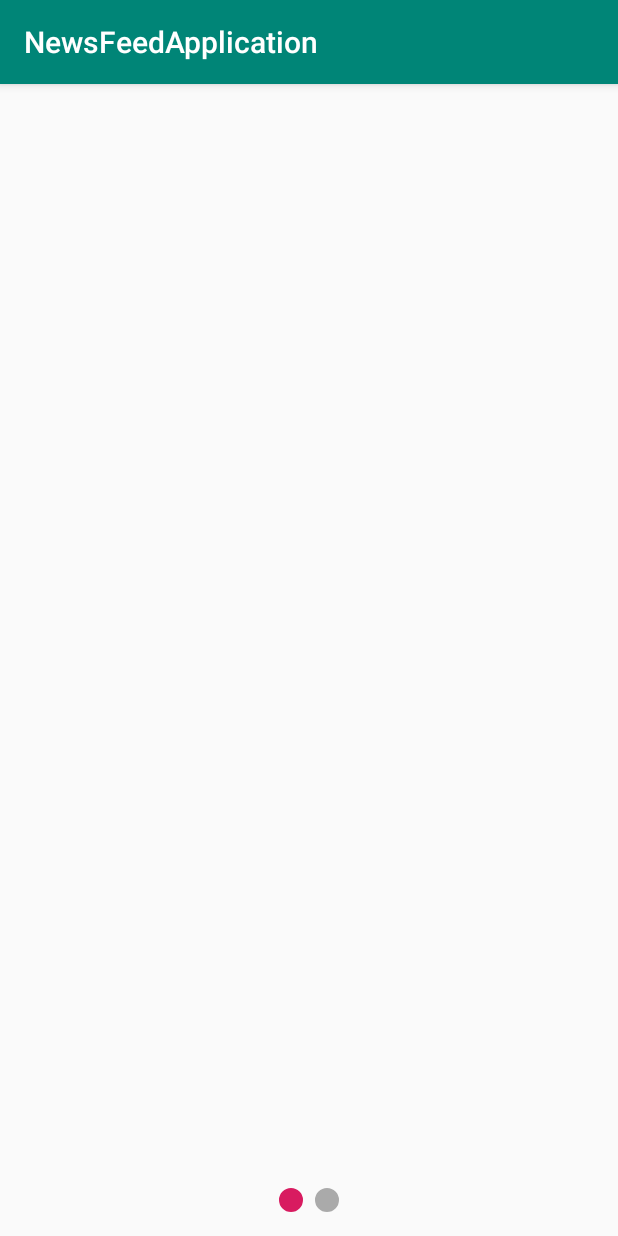
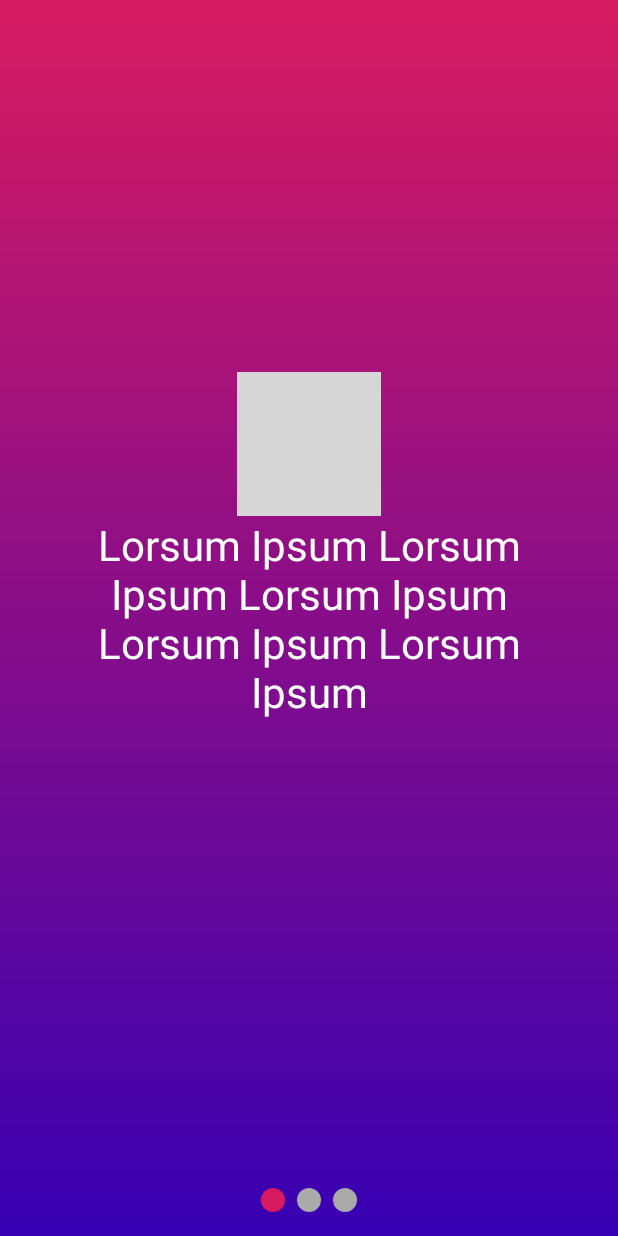
Before and after one commit to dewa1993/NewsFeedApp, an Android app: the screen it shows after launch (MainActivity), on a phone screen of 412 x 824 dp. Run offline under Robolectric (Android 15) with nearby library versions, the phone set to English and light mode, and no system bars; our stand-ins replace Dagger/Hilt's generated code, data binding; pictures from the network do not load; grey boxes are pictures that could not be loaded.

Commit message:
Swipe screen completed 1. Viewpager adapter updated with image and text 2. added glide lib in gradle 3. IntroContentUtils added for dummy text data

```diff
--- a/app/build.gradle
+++ b/app/build.gradle
@@ -52,5 +52,11 @@ dependencies {
     implementation 'android.arch.lifecycle:common-java8:1.1.1'
     annotationProcessor 'android.arch.lifecycle:compiler:1.1.1'
 
+    //glide
+    implementation('com.github.bumptech.glide:glide:4.6.1') {
+        exclude group: "com.android.support"
+    }
+    annotationProcessor 'com.github.bumptech.glide:compiler:4.6.1'
+
 
 }
--- a/app/src/main/AndroidManifest.xml
+++ b/app/src/main/AndroidManifest.xml
@@ -1,5 +1,7 @@
 <manifest xmlns:android="http://schemas.android.com/apk/res/android"
     package="com.upadhyay.newsfeedapplication">
+
+    <uses-permission android:name="android.permission.INTERNET" />
 
     <application
         android:name=".NewFeedApplication"
@@ -8,7 +10,7 @@
         android:label="@string/app_name"
         android:roundIcon="@mipmap/ic_launcher_round"
         android:supportsRtl="true"
-        android:theme="@style/AppTheme">
+        android:theme="@style/Theme.AppCompat.NoActionBar">
 
         <activity
             android:name=".ui.main.MainActivity"
--- a/app/src/main/java/com/upadhyay/newsfeedapplication/base/fragmnet/AbstractBaseMainFragment.java
+++ b/app/src/main/java/com/upadhyay/newsfeedapplication/base/fragmnet/AbstractBaseMainFragment.java
@@ -31,4 +31,5 @@ public abstract class AbstractBaseMainFragment<P extends BaseContract,
         }
     }
 
+
 }
--- /dev/null
+++ b/app/src/main/java/com/upadhyay/newsfeedapplication/model/IntroContent.java
@@ -0,0 +1,28 @@
+package com.upadhyay.newsfeedapplication.model;
+
+public class IntroContent {
+
+    private String description;
+    private String imagePath;
+
+    public IntroContent(String description, String imagePath) {
+        this.description = description;
+        this.imagePath = imagePath;
+    }
+
+    public String getDescription() {
+        return description;
+    }
+
+    public void setDescription(String description) {
+        this.description = description;
+    }
+
+    public String getImagePath() {
+        return imagePath;
+    }
+
+    public void setImagePath(String imagePath) {
+        this.imagePath = imagePath;
+    }
+}
--- a/app/src/main/java/com/upadhyay/newsfeedapplication/ui/introduction/adapter/ViewPagerAdapter.java
+++ b/app/src/main/java/com/upadhyay/newsfeedapplication/ui/introduction/adapter/ViewPagerAdapter.java
@@ -4,23 +4,27 @@ import android.support.v4.app.Fragment;
 import android.support.v4.app.FragmentManager;
 import android.support.v4.app.FragmentStatePagerAdapter;
 
+import com.upadhyay.newsfeedapplication.model.IntroContent;
 import com.upadhyay.newsfeedapplication.ui.introduction.fragmnet.PageFragment;
+
+import java.util.List;
 
 public class ViewPagerAdapter extends FragmentStatePagerAdapter {
 
-    private static final int NUM_PAGES = 2;
+    private List<IntroContent> introContents;
 
-    public ViewPagerAdapter(FragmentManager fm) {
+    public ViewPagerAdapter(FragmentManager fm, List<IntroContent> introContentList) {
         super(fm);
+        this.introContents = introContentList;
     }
 
     @Override
-    public Fragment getItem(int i) {
-        return PageFragment.getInstance();
+    public Fragment getItem(int position) {
+        return PageFragment.getInstance(introContents.get(position));
     }
 
     @Override
     public int getCount() {
-        return NUM_PAGES;
+        return introContents != null ? introContents.size() : 0;
     }
 }
--- a/app/src/main/java/com/upadhyay/newsfeedapplication/ui/introduction/fragmnet/IntroductionFragment.java
+++ b/app/src/main/java/com/upadhyay/newsfeedapplication/ui/introduction/fragmnet/IntroductionFragment.java
@@ -6,9 +6,8 @@
 package com.upadhyay.newsfeedapplication.ui.introduction.fragmnet;
 
 import android.os.Bundle;
-import android.support.annotation.NonNull;
+
 import android.support.annotation.Nullable;
-import android.view.View;
 
 import com.upadhyay.newsfeedapplication.R;
 
@@ -16,6 +15,7 @@ import com.upadhyay.newsfeedapplication.base.fragmnet.AbstractBaseMainFragment;
 import com.upadhyay.newsfeedapplication.databinding.FragmentIntroductionBinding;
 import com.upadhyay.newsfeedapplication.ui.introduction.adapter.ViewPagerAdapter;
 import com.upadhyay.newsfeedapplication.ui.introduction.contract.IntroductionContract;
+import com.upadhyay.newsfeedapplication.utils.IntroContentProviderUtils;
 import com.upadhyay.newsfeedapplication.viewmodel.introduction.IntroductionViewModel;
 
 public class IntroductionFragment extends AbstractBaseMainFragment<IntroductionContract, IntroductionViewModel, FragmentIntroductionBinding> {
@@ -38,8 +38,10 @@ public class IntroductionFragment extends AbstractBaseMainFragment<IntroductionC
     @Override
     public void onActivityCreated(@Nullable Bundle savedInstanceState) {
         super.onActivityCreated(savedInstanceState);
-        ViewPagerAdapter viewPagerAdapter = new ViewPagerAdapter(getFragmentManager());
+        ViewPagerAdapter viewPagerAdapter = new ViewPagerAdapter(getFragmentManager(), IntroContentProviderUtils.getStaticIntroContentList());
         getBinding().viewPager.setAdapter(viewPagerAdapter);
-        getBinding().tabDots.setupWithViewPager(getBinding().viewPager,true);
+        getBinding().tabDots.setupWithViewPager(getBinding().viewPager, true);
+
     }
+
 }
--- a/app/src/main/java/com/upadhyay/newsfeedapplication/ui/introduction/fragmnet/PageFragment.java
+++ b/app/src/main/java/com/upadhyay/newsfeedapplication/ui/introduction/fragmnet/PageFragment.java
@@ -1,17 +1,26 @@
 package com.upadhyay.newsfeedapplication.ui.introduction.fragmnet;
 
+import android.os.Bundle;
+import android.support.annotation.Nullable;
 import android.support.v4.app.Fragment;
+import android.view.View;
 
+import com.bumptech.glide.Glide;
 import com.upadhyay.newsfeedapplication.R;
 import com.upadhyay.newsfeedapplication.base.fragmnet.AbstractBaseMainFragment;
 import com.upadhyay.newsfeedapplication.databinding.FragmentPageBinding;
+import com.upadhyay.newsfeedapplication.model.IntroContent;
 import com.upadhyay.newsfeedapplication.ui.introduction.contract.IntroductionContract;
 import com.upadhyay.newsfeedapplication.viewmodel.introduction.IntroductionViewModel;
 
 public class PageFragment extends AbstractBaseMainFragment<IntroductionContract, IntroductionViewModel, FragmentPageBinding> {
 
-    public static Fragment getInstance() {
-        return new PageFragment();
+    private IntroContent introContent;
+
+    public static Fragment getInstance(IntroContent introContent) {
+        PageFragment pageFragment = new PageFragment();
+        pageFragment.introContent = introContent;
+        return pageFragment;
     }
 
     @Override
@@ -23,4 +32,14 @@ public class PageFragment extends AbstractBaseMainFragment<IntroductionContract,
     protected int getLayout() {
         return R.layout.fragment_page;
     }
+
+    @Override
+    public void onViewCreated(View view, @Nullable Bundle savedInstanceState) {
+        super.onViewCreated(view, savedInstanceState);
+        Glide.with(this).
+                load(introContent.getImagePath()).
+                into(getBinding().ivBackground);
+        getBinding().tvDescription.setText(introContent.getDescription());
+
+    }
 }
--- a/app/src/main/java/com/upadhyay/newsfeedapplication/ui/main/MainActivity.java
+++ b/app/src/main/java/com/upadhyay/newsfeedapplication/ui/main/MainActivity.java
@@ -26,5 +26,6 @@ public class MainActivity  extends AbstractBaseNormalActivity implements Abstrac
         super.onCreate(savedInstanceState);
         setContentView(R.layout.activity_main);
         navigationController.navigateToIntroduction();
+
     }
 }
--- /dev/null
+++ b/app/src/main/java/com/upadhyay/newsfeedapplication/utils/IntroContentProviderUtils.java
@@ -0,0 +1,21 @@
+package com.upadhyay.newsfeedapplication.utils;
+
+import com.upadhyay.newsfeedapplication.model.IntroContent;
+
+import java.util.ArrayList;
+import java.util.List;
+
+public class IntroContentProviderUtils {
+
+
+    public static List<IntroContent> getStaticIntroContentList(){
+        List<IntroContent> introContents = new ArrayList<>();
+        IntroContent page1 = new IntroContent("Lorsum Ipsum Lorsum Ipsum Lorsum Ipsum Lorsum Ipsum Lorsum Ipsum", "https://png.icons8.com/color/facebook/96");
+        IntroContent page2 = new IntroContent("Lorsum Ipsum Lorsum Ipsum Lorsum Ipsum Lorsum Ipsum Lorsum Ipsum", "https://png.icons8.com/color/gmail/96");
+        IntroContent page3 = new IntroContent("Lorsum Ipsum Lorsum Ipsum Lorsum Ipsum Lorsum Ipsum Lorsum Ipsum", "https://png.icons8.com/color/instagram/96");
+        introContents.add(page1);
+        introContents.add(page2);
+        introContents.add(page3);
+        return introContents;
+    }
+}
--- /dev/null
+++ b/app/src/main/res/drawable/page_gradient.xml
@@ -0,0 +1,8 @@
+<?xml version="1.0" encoding="utf-8"?>
+<shape xmlns:android="http://schemas.android.com/apk/res/android">
+    <gradient
+        android:type="linear"
+        android:angle="90"
+        android:startColor="@color/design_default_color_primary_dark"
+        android:endColor="@color/colorAccent" />
+</shape>
--- a/app/src/main/res/layout/fragment_introduction.xml
+++ b/app/src/main/res/layout/fragment_introduction.xml
@@ -3,6 +3,7 @@
     xmlns:app="http://schemas.android.com/apk/res-auto">
 
     <RelativeLayout
+        android:background="@drawable/page_gradient"
         android:layout_width="match_parent"
         android:layout_height="match_parent">
 
@@ -10,7 +11,6 @@
             android:id="@+id/view_pager"
             android:layout_width="match_parent"
             android:layout_height="match_parent">
-
 
         </android.support.v4.view.ViewPager>
 
--- a/app/src/main/res/layout/fragment_page.xml
+++ b/app/src/main/res/layout/fragment_page.xml
@@ -1,16 +1,37 @@
 <?xml version="1.0" encoding="utf-8"?>
-<layout xmlns:android="http://schemas.android.com/apk/res/android">
+<layout xmlns:android="http://schemas.android.com/apk/res/android"
+    xmlns:app="http://schemas.android.com/apk/res-auto"
+    xmlns:tools="http://schemas.android.com/tools">
 
-    <RelativeLayout
+    <android.support.constraint.ConstraintLayout
         android:layout_width="match_parent"
         android:layout_height="match_parent">
 
-
         <ImageView
             android:id="@+id/iv_background"
-            android:layout_width="match_parent"
-            android:layout_height="match_parent"
-            android:contentDescription="@string/app_name" />
+            android:layout_width="96dp"
+            android:layout_height="96dp"
+            android:layout_marginStart="32dp"
+            android:layout_marginEnd="32dp"
+            android:contentDescription="@string/app_name"
+            app:layout_constraintBottom_toTopOf="@+id/tv_description"
+            app:layout_constraintEnd_toEndOf="parent"
+            app:layout_constraintStart_toStartOf="parent" />
 
-    </RelativeLayout>
+        <TextView
+            android:id="@+id/tv_description"
+            android:layout_width="0dp"
+            android:layout_height="wrap_content"
+            android:layout_marginStart="32dp"
+            android:layout_marginEnd="32dp"
+            android:gravity="center"
+            android:textSize="28sp"
+            android:textColor="@android:color/white"
+            app:layout_constraintBottom_toBottomOf="parent"
+            app:layout_constraintEnd_toEndOf="parent"
+            app:layout_constraintStart_toStartOf="parent"
+            app:layout_constraintTop_toTopOf="parent"
+            tools:text="hello!!" />
+
+    </android.support.constraint.ConstraintLayout>
 </layout>
```
